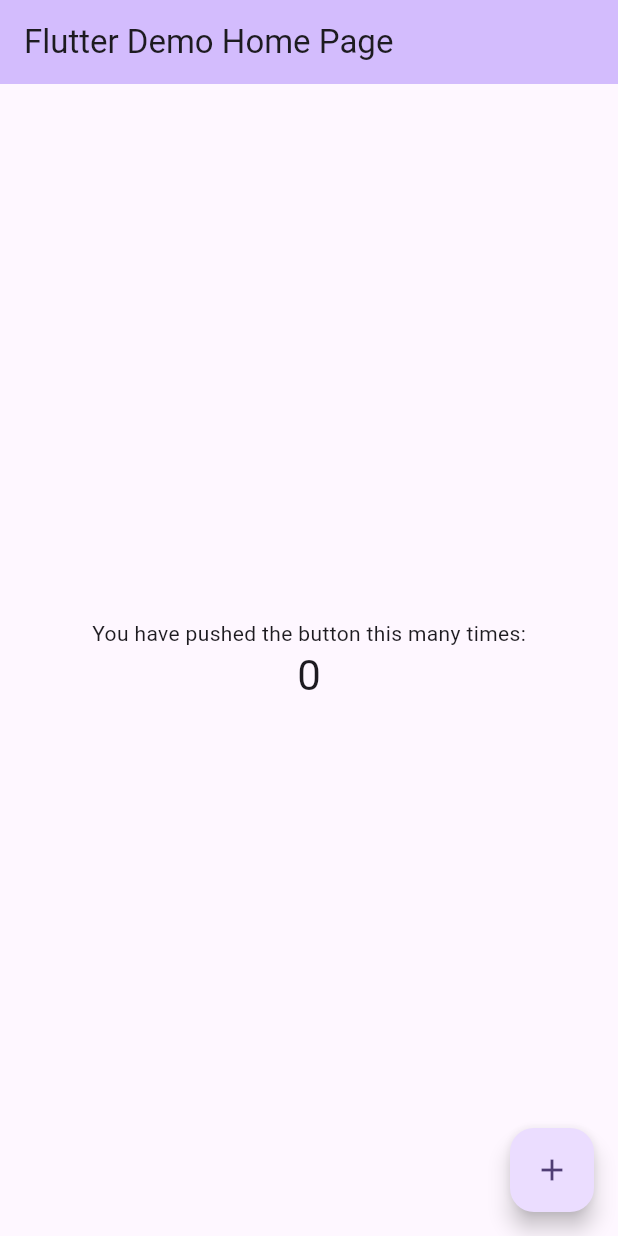
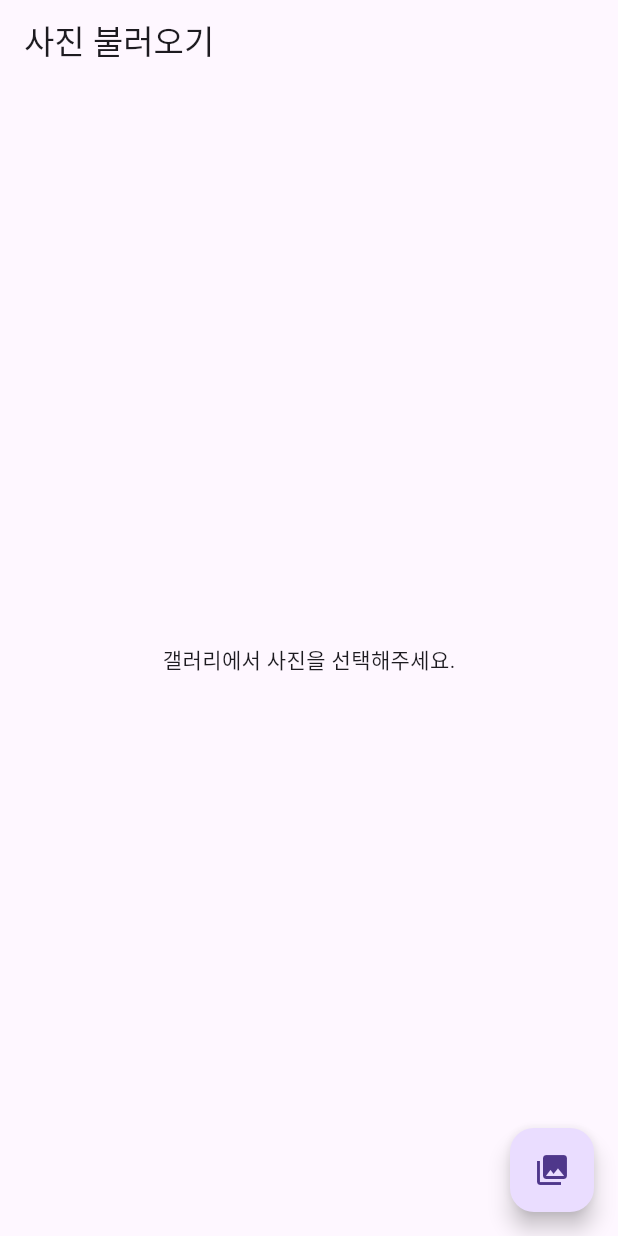
Before and after one commit to kkh3868/myphotoeditor, a Flutter app: the screen it shows after launch, on a phone screen of 412 x 824 dp. Run offline on Flutter 3.47's test engine with Material 3 defaults, Android fonts, the phone set to English and light mode, and no system bars; our stand-ins replace image_picker.

Commit message:
사진 불러오기 코드 추가

```diff
--- a/lib/main.dart
+++ b/lib/main.dart
@@ -1,4 +1,5 @@
 import 'package:flutter/material.dart';
+import 'screens/photo_picker_screen.dart'; // 파일 경로에 맞게 조정
 
 void main() {
   runApp(const MyApp());
@@ -7,116 +8,13 @@ void main() {
 class MyApp extends StatelessWidget {
   const MyApp({super.key});
 
-  // This widget is the root of your application.
   @override
   Widget build(BuildContext context) {
     return MaterialApp(
-      title: 'Flutter Demo',
-      theme: ThemeData(
-        // This is the theme of your application.
-        //
-        // TRY THIS: Try running your application with "flutter run". You'll see
-        // the application has a purple toolbar. Then, without quitting the app,
-        // try changing the seedColor in the colorScheme below to Colors.green
-        // and then invoke "hot reload" (save your changes or press the "hot
-        // reload" button in a Flutter-supported IDE, or press "r" if you used
-        // the command line to start the app).
-        //
-        // Notice that the counter didn't reset back to zero; the application
-        // state is not lost during the reload. To reset the state, use hot
-        // restart instead.
-        //
-        // This works for code too, not just values: Most code changes can be
-        // tested with just a hot reload.
-        colorScheme: ColorScheme.fromSeed(seedColor: Colors.deepPurple),
-      ),
-      home: const MyHomePage(title: 'Flutter Demo Home Page'),
+      debugShowCheckedModeBanner: false,
+      title: '사진 편집기',
+      theme: ThemeData(primarySwatch: Colors.blue),
+      home: PhotoPickerScreen(),
     );
   }
 }
-
-class MyHomePage extends StatefulWidget {
-  const MyHomePage({super.key, required this.title});
-
-  // This widget is the home page of your application. It is stateful, meaning
-  // that it has a State object (defined below) that contains fields that affect
-  // how it looks.
-
-  // This class is the configuration for the state. It holds the values (in this
-  // case the title) provided by the parent (in this case the App widget) and
-  // used by the build method of the State. Fields in a Widget subclass are
-  // always marked "final".
-
-  final String title;
-
-  @override
-  State<MyHomePage> createState() => _MyHomePageState();
-}
-
-class _MyHomePageState extends State<MyHomePage> {
-  int _counter = 0;
-
-  void _incrementCounter() {
-    setState(() {
-      // This call to setState tells the Flutter framework that something has
-      // changed in this State, which causes it to rerun the build method below
-      // so that the display can reflect the updated values. If we changed
-      // _counter without calling setState(), then the build method would not be
-      // called again, and so nothing would appear to happen.
-      _counter++;
-    });
-  }
-
-  @override
-  Widget build(BuildContext context) {
-    // This method is rerun every time setState is called, for instance as done
-    // by the _incrementCounter method above.
-    //
-    // The Flutter framework has been optimized to make rerunning build methods
-    // fast, so that you can just rebuild anything that needs updating rather
-    // than having to individually change instances of widgets.
-    return Scaffold(
-      appBar: AppBar(
-        // TRY THIS: Try changing the color here to a specific color (to
-        // Colors.amber, perhaps?) and trigger a hot reload to see the AppBar
-        // change color while the other colors stay the same.
-        backgroundColor: Theme.of(context).colorScheme.inversePrimary,
-        // Here we take the value from the MyHomePage object that was created by
-        // the App.build method, and use it to set our appbar title.
-        title: Text(widget.title),
-      ),
-      body: Center(
-        // Center is a layout widget. It takes a single child and positions it
-        // in the middle of the parent.
-        child: Column(
-          // Column is also a layout widget. It takes a list of children and
-          // arranges them vertically. By default, it sizes itself to fit its
-          // children horizontally, and tries to be as tall as its parent.
-          //
-          // Column has various properties to control how it sizes itself and
-          // how it positions its children. Here we use mainAxisAlignment to
-          // center the children vertically; the main axis here is the vertical
-          // axis because Columns are vertical (the cross axis would be
-          // horizontal).
-          //
-          // TRY THIS: Invoke "debug painting" (choose the "Toggle Debug Paint"
-          // action in the IDE, or press "p" in the console), to see the
-          // wireframe for each widget.
-          mainAxisAlignment: MainAxisAlignment.center,
-          children: <Widget>[
-            const Text('You have pushed the button this many times:'),
-            Text(
-              '$_counter',
-              style: Theme.of(context).textTheme.headlineMedium,
-            ),
-          ],
-        ),
-      ),
-      floatingActionButton: FloatingActionButton(
-        onPressed: _incrementCounter,
-        tooltip: 'Increment',
-        child: const Icon(Icons.add),
-      ), // This trailing comma makes auto-formatting nicer for build methods.
-    );
-  }
-}
--- /dev/null
+++ b/lib/screens/photo_picker_screen.dart
@@ -0,0 +1,47 @@
+import 'package:flutter/material.dart';
+import 'package:image_picker/image_picker.dart';
+import 'dart:io';
+
+/// 사진을 갤러리에서 선택해 보여주는 화면
+/// StatefulWidget을 사용하여 사진 선택 후 UI를 갱신
+class PhotoPickerScreen extends StatefulWidget {
+  @override
+  _PhotoPickerScreenState createState() => _PhotoPickerScreenState();
+}
+
+/// 상태를 관리하는 클래스
+/// 사진 파일을 저장하고, 갤러리에서 사진을 선택하는 기능 포함
+class _PhotoPickerScreenState extends State<PhotoPickerScreen> {
+  File? _image;
+
+  /// 갤러리에서 사진을 선택하는 함수
+  Future<void> _pickImage() async {
+    final picker = ImagePicker();
+    final pickedFile = await picker.pickImage(source: ImageSource.gallery);
+
+    if (pickedFile != null){
+      setState((){
+        _image = File(pickedFile.path);
+      });
+    }
+  }
+
+  @override
+  Widget build(BuildContext context) {
+    return Scaffold(
+      // 앱 상단 바 제목
+      appBar: AppBar(
+        title: Text('사진 불러오기'),
+      ),
+      // 사진이 선택되지 않았다면 안내 텍스트 표시, 선택되었다면 사진을 화면에 Display
+      body: Center(
+        child: _image == null ? Text('갤러리에서 사진을 선택해주세요.') : Image.file(_image!),
+      ),
+      // 우측 하단의 플로팅 액션 버튼
+      floatingActionButton: FloatingActionButton(
+        onPressed: _pickImage,
+        child: Icon(Icons.photo_library),
+      ),
+    );
+  }
+}
--- a/pubspec.yaml
+++ b/pubspec.yaml
@@ -30,7 +30,7 @@ environment:
 dependencies:
   flutter:
     sdk: flutter
-
+  image_picker: ^1.0.4
   # The following adds the Cupertino Icons font to your application.
   # Use with the CupertinoIcons class for iOS style icons.
   cupertino_icons: ^1.0.8
@@ -87,7 +87,3 @@ flutter:
   #
   # For details regarding fonts from package dependencies,
   # see https://flutter.dev/to/font-from-package
-dependency:
-  flutter:
-    sdk: flutter
-  image_picker: ^1.0.4
```
Also changed, not shown: pubspec.lock, 6 other files.
